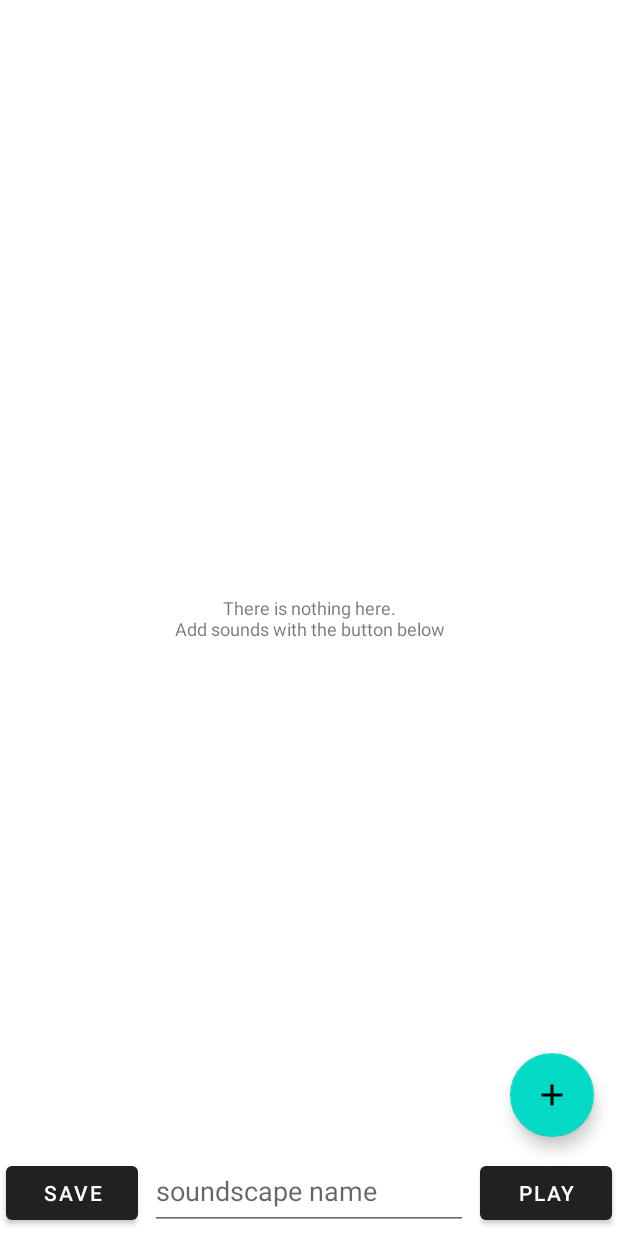
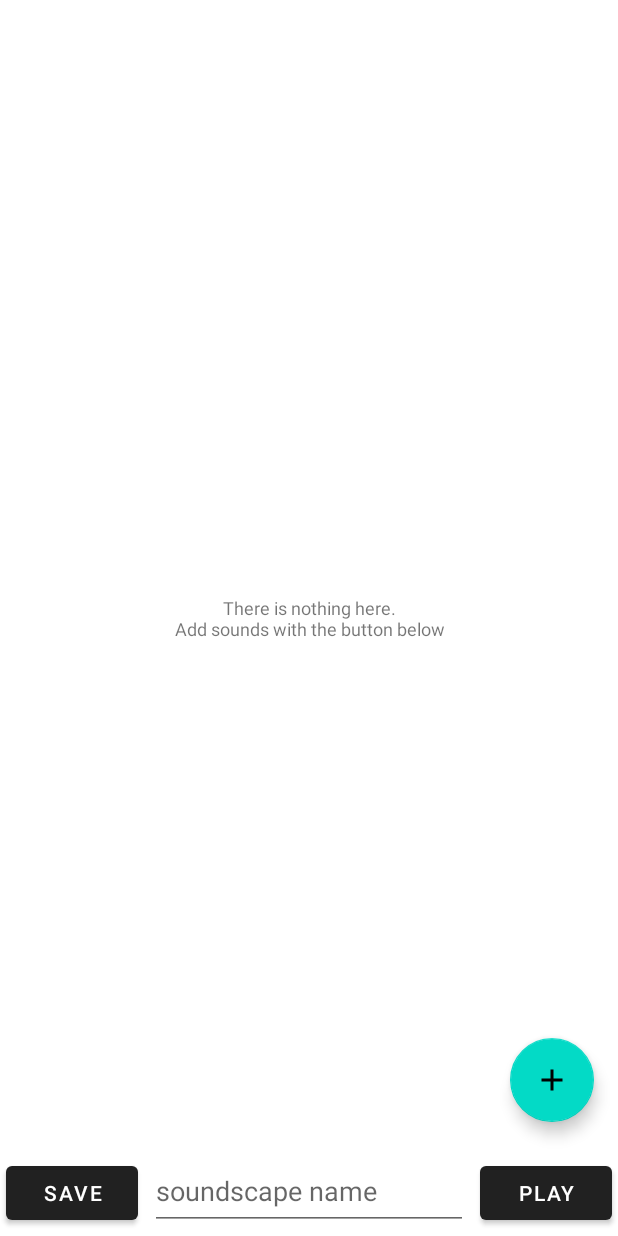
Before and after one commit to matiaselm/android-audio-project, an Android app: the layout fragment_add_sound.xml on its own in the app's theme, with its tools: preview values and no code run, on a phone screen of 412 x 824 dp. Run offline under Robolectric (Android 15) with nearby library versions, the phone set to English and light mode, and no system bars.

Commit message:
layout changes

```diff
--- a/app/src/main/java/com/example/audioproject/addSoundscapes/AddSoundFragment.kt
+++ b/app/src/main/java/com/example/audioproject/addSoundscapes/AddSoundFragment.kt
@@ -109,7 +109,7 @@ class AddSoundFragment : Fragment() {
         }
 
         saveSoundscapeButton.setOnClickListener {
-            var soundscape = Soundscape(soundscapeNameInput.text.toString(), sounds)
+            val soundscape = Soundscape(soundscapeNameInput.text.toString(), sounds)
             Soundscapes.soundscapes.add(soundscape)
             sounds.clear()
             val intent = Intent(activity, MySoundscapesActivity::class.java)
--- a/app/src/main/res/layout/fragment_add_sound.xml
+++ b/app/src/main/res/layout/fragment_add_sound.xml
@@ -1,5 +1,5 @@
 <?xml version="1.0" encoding="utf-8"?>
-<FrameLayout xmlns:android="http://schemas.android.com/apk/res/android"
+<RelativeLayout xmlns:android="http://schemas.android.com/apk/res/android"
     xmlns:app="http://schemas.android.com/apk/res-auto"
     xmlns:tools="http://schemas.android.com/tools"
     android:layout_width="match_parent"
@@ -10,6 +10,7 @@
         android:layout_width="wrap_content"
         android:layout_height="wrap_content"
         android:layout_gravity="center"
+        android:layout_centerInParent="true"
         android:text="@string/add_sound_text"
         android:textAlignment="center"
         android:textSize="12sp"
@@ -19,28 +20,29 @@
         android:id="@+id/soundList"
         android:layout_width="match_parent"
         android:layout_height="match_parent"
-        app:layout_constraintBottom_toTopOf="@id/fab"
-        app:layout_constraintEnd_toEndOf="parent"
-        app:layout_constraintHorizontal_bias="1.0"
-        app:layout_constraintStart_toStartOf="parent"
-        app:layout_constraintTop_toTopOf="parent"
-        app:layout_constraintVertical_bias="0.0" />
+        android:layout_alignParentTop="true"
+        android:layout_alignParentStart="true"
+        android:layout_alignParentEnd="true"
+        android:layout_above="@id/controls"/>
 
     <com.google.android.material.floatingactionbutton.FloatingActionButton
         android:id="@+id/fab"
         android:layout_width="wrap_content"
         android:layout_height="wrap_content"
-        android:layout_gravity="end|bottom"
-        android:layout_marginBottom="66dp"
-        android:layout_marginEnd="16dp"
-        android:src="@drawable/ic_baseline_add_24"
-        app:layout_constraintBottom_toBottomOf="parent"
-        app:layout_constraintEnd_toEndOf="parent" />
+        android:layout_alignParentEnd="true"
+        android:layout_gravity="end"
+        android:layout_margin="16dp"
+        android:layout_above="@id/controls"
+        android:src="@drawable/ic_baseline_add_24" />
 
     <LinearLayout
+        android:id="@+id/controls"
         android:layout_width="match_parent"
         android:layout_height="60dp"
-        android:layout_gravity="bottom">
+        android:layout_alignParentBottom="true"
+        android:layout_alignParentStart="true"
+        android:layout_alignParentEnd="true"
+        android:elevation="4dp" >
 
         <com.google.android.material.button.MaterialButton
             android:id="@+id/saveSoundscapeButton"
@@ -66,4 +68,4 @@
 
     </LinearLayout>
 
-</FrameLayout>
+</RelativeLayout>
```
